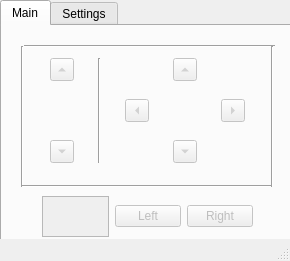
This is ui_file.ui in PrabhuLoganathan/PyAutoGuI-Demo1 as Qt 5 draws it before an edit. The edited form follows.
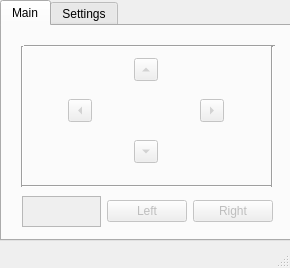
This is the edited form.

Commit message: Removed widgets related to scrolling

```diff
--- a/ui_file.ui
+++ b/ui_file.ui
@@ -7,7 +7,7 @@
     <x>0</x>
     <y>0</y>
     <width>290</width>
-    <height>261</height>
+    <height>268</height>
    </rect>
   </property>
   <property name="windowTitle">
@@ -36,10 +36,10 @@
      <widget class="QWidget" name="horizontalLayoutWidget_2">
       <property name="geometry">
        <rect>
-        <x>40</x>
+        <x>20</x>
         <y>170</y>
-        <width>211</width>
-        <height>41</height>
+        <width>251</width>
+        <height>31</height>
        </rect>
       </property>
       <layout class="QHBoxLayout" name="horizontalLayout_2">
@@ -82,40 +82,7 @@
        </rect>
       </property>
       <layout class="QGridLayout" name="gridLayout">
-       <item row="2" column="0">
-        <widget class="QToolButton" name="scroll_down">
-         <property name="enabled">
-          <bool>false</bool>
-         </property>
-         <property name="text">
-          <string/>
-         </property>
-         <property name="arrowType">
-          <enum>Qt::DownArrow</enum>
-         </property>
-        </widget>
-       </item>
-       <item row="0" column="1" rowspan="3">
-        <widget class="Line" name="line">
-         <property name="orientation">
-          <enum>Qt::Vertical</enum>
-         </property>
-        </widget>
-       </item>
-       <item row="0" column="0">
-        <widget class="QToolButton" name="scroll_up">
-         <property name="enabled">
-          <bool>false</bool>
-         </property>
-         <property name="text">
-          <string/>
-         </property>
-         <property name="arrowType">
-          <enum>Qt::UpArrow</enum>
-         </property>
-        </widget>
-       </item>
-       <item row="1" column="4">
+       <item row="1" column="2">
         <widget class="QToolButton" name="right_arrow">
          <property name="enabled">
           <bool>false</bool>
@@ -128,7 +95,7 @@
          </property>
         </widget>
        </item>
-       <item row="1" column="2">
+       <item row="1" column="0">
         <widget class="QToolButton" name="left_arrow">
          <property name="enabled">
           <bool>false</bool>
@@ -141,7 +108,7 @@
          </property>
         </widget>
        </item>
-       <item row="2" column="3">
+       <item row="2" column="1">
         <widget class="QToolButton" name="down_arrow">
          <property name="enabled">
           <bool>false</bool>
@@ -154,7 +121,7 @@
          </property>
         </widget>
        </item>
-       <item row="0" column="3">
+       <item row="0" column="1">
         <widget class="QToolButton" name="up_arrow">
          <property name="enabled">
           <bool>false</bool>
```
Left out of the diff: 46 changed lines with no effect on the pictures. The commit also changes 1 other file.
